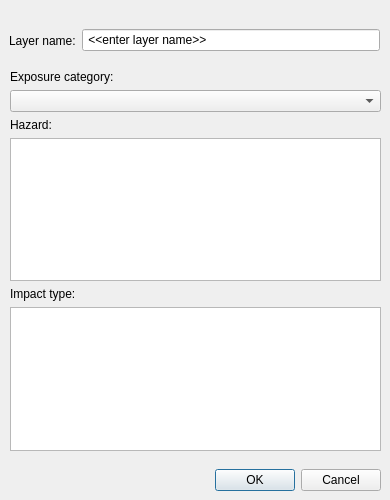
altamiraInformation/rasor-plugin, file rasor_plugin/rasor_plugin_dialog_base.ui: the form before one commit.
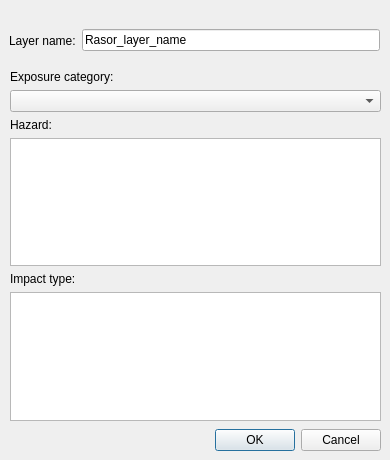
The form after the commit.

What changed in the file:
```diff
--- a/rasor_plugin/rasor_plugin_dialog_base.ui
+++ b/rasor_plugin/rasor_plugin_dialog_base.ui
@@ -7,7 +7,7 @@
     <x>0</x>
     <y>0</y>
     <width>390</width>
-    <height>500</height>
+    <height>460</height>
    </rect>
   </property>
   <property name="sizePolicy">
@@ -19,13 +19,13 @@
   <property name="minimumSize">
    <size>
     <width>390</width>
-    <height>500</height>
+    <height>460</height>
    </size>
   </property>
   <property name="maximumSize">
    <size>
     <width>390</width>
-    <height>500</height>
+    <height>460</height>
    </size>
   </property>
   <property name="windowTitle">
@@ -34,12 +34,17 @@
   <widget class="QDialogButtonBox" name="buttonBox">
    <property name="geometry">
     <rect>
-     <x>40</x>
-     <y>460</y>
-     <width>341</width>
+     <x>10</x>
+     <y>420</y>
+     <width>371</width>
      <height>41</height>
     </rect>
    </property>
+   <property name="font">
+    <font>
+     <pointsize>9</pointsize>
+    </font>
+   </property>
    <property name="locale">
     <locale language="English" country="UnitedKingdom"/>
    </property>
@@ -72,8 +77,13 @@
     </item>
     <item>
      <widget class="QLineEdit" name="layernameText">
+      <property name="font">
+       <font>
+        <pointsize>9</pointsize>
+       </font>
+      </property>
       <property name="text">
-       <string> &lt;&lt;enter layer name&gt;&gt;</string>
+       <string>Rasor_layer_name</string>
       </property>
      </widget>
     </item>
@@ -85,7 +95,7 @@
      <x>10</x>
      <y>70</y>
      <width>371</width>
-     <height>381</height>
+     <height>351</height>
     </rect>
    </property>
    <layout class="QVBoxLayout" name="verticalLayout">
@@ -108,6 +118,13 @@
     </item>
     <item>
      <widget class="QListWidget" name="hazardBox">
+      <property name="font">
+       <font>
+        <pointsize>10</pointsize>
+        <weight>50</weight>
+        <bold>false</bold>
+       </font>
+      </property>
       <property name="selectionMode">
        <enum>QAbstractItemView::MultiSelection</enum>
       </property>
@@ -115,6 +132,11 @@
     </item>
     <item>
      <widget class="QLabel" name="impactLabel">
+      <property name="font">
+       <font>
+        <pointsize>9</pointsize>
+       </font>
+      </property>
       <property name="text">
        <string>Impact type:</string>
       </property>
@@ -122,6 +144,13 @@
     </item>
     <item>
      <widget class="QListWidget" name="impactBox">
+      <property name="font">
+       <font>
+        <pointsize>10</pointsize>
+        <weight>50</weight>
+        <bold>false</bold>
+       </font>
+      </property>
       <property name="selectionMode">
        <enum>QAbstractItemView::MultiSelection</enum>
       </property>
```
Left out of the diff: 23 changed lines with no effect on the pictures.
